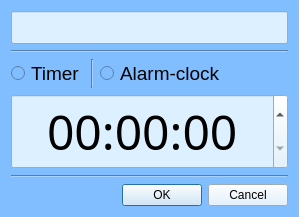
Artem259/univ2.1_OOP_lab2, file SmartClock/ClockWindow.ui: the form before one commit.
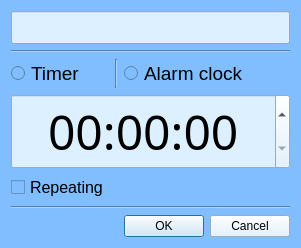
The form after the commit.

The edit to the form file:
```diff
--- a/SmartClock/ClockWindow.ui
+++ b/SmartClock/ClockWindow.ui
@@ -7,7 +7,7 @@
     <x>0</x>
     <y>0</y>
     <width>299</width>
-    <height>189</height>
+    <height>218</height>
    </rect>
   </property>
   <property name="windowTitle">
@@ -17,7 +17,32 @@
    <string notr="true">background-color: rgb(129, 190, 255);</string>
   </property>
   <layout class="QGridLayout" name="gridLayout_2">
-   <item row="6" column="2">
+   <item row="6" column="0" colspan="3">
+    <widget class="Line" name="line_2">
+     <property name="orientation">
+      <enum>Qt::Horizontal</enum>
+     </property>
+    </widget>
+   </item>
+   <item row="2" column="0">
+    <widget class="QRadioButton" name="radioButtonTimer">
+     <property name="sizePolicy">
+      <sizepolicy hsizetype="Preferred" vsizetype="Fixed">
+       <horstretch>0</horstretch>
+       <verstretch>0</verstretch>
+      </sizepolicy>
+     </property>
+     <property name="font">
+      <font>
+       <pointsize>14</pointsize>
+      </font>
+     </property>
+     <property name="text">
+      <string>Timer</string>
+     </property>
+    </widget>
+   </item>
+   <item row="7" column="2">
     <widget class="QDialogButtonBox" name="buttonBox">
      <property name="styleSheet">
       <string notr="true">background-color: rgb(220, 240, 255)</string>
@@ -27,6 +52,36 @@
      </property>
     </widget>
    </item>
+   <item row="0" column="0" colspan="3">
+    <widget class="QLineEdit" name="titleEdit">
+     <property name="font">
+      <font>
+       <pointsize>16</pointsize>
+      </font>
+     </property>
+     <property name="styleSheet">
+      <string notr="true">background-color: rgb(220, 240, 255)</string>
+     </property>
+     <property name="text">
+      <string/>
+     </property>
+     <property name="alignment">
+      <set>Qt::AlignCenter</set>
+     </property>
+    </widget>
+   </item>
+   <item row="5" column="0">
+    <widget class="QCheckBox" name="checkRepeating">
+     <property name="font">
+      <font>
+       <pointsize>12</pointsize>
+      </font>
+     </property>
+     <property name="text">
+      <string>Repeating</string>
+     </property>
+    </widget>
+   </item>
    <item row="2" column="2">
     <widget class="QRadioButton" name="radioButton_2">
      <property name="sizePolicy">
@@ -48,7 +103,7 @@
       <string notr="true"/>
      </property>
      <property name="text">
-      <string>Alarm-clock</string>
+      <string>Alarm clock</string>
      </property>
     </widget>
    </item>
@@ -109,31 +164,6 @@
      </property>
     </widget>
    </item>
-   <item row="0" column="0" colspan="3">
-    <widget class="QLineEdit" name="lineEdit">
-     <property name="font">
-      <font>
-       <pointsize>16</pointsize>
-      </font>
-     </property>
-     <property name="styleSheet">
-      <string notr="true">background-color: rgb(220, 240, 255)</string>
-     </property>
-     <property name="text">
-      <string/>
-     </property>
-     <property name="alignment">
-      <set>Qt::AlignCenter</set>
-     </property>
-    </widget>
-   </item>
-   <item row="5" column="0" colspan="3">
-    <widget class="Line" name="line_2">
-     <property name="orientation">
-      <enum>Qt::Horizontal</enum>
-     </property>
-    </widget>
-   </item>
    <item row="2" column="1">
     <widget class="Line" name="line_3">
      <property name="orientation">
```
Left out of the diff: 20 changed lines with no effect on the pictures.
